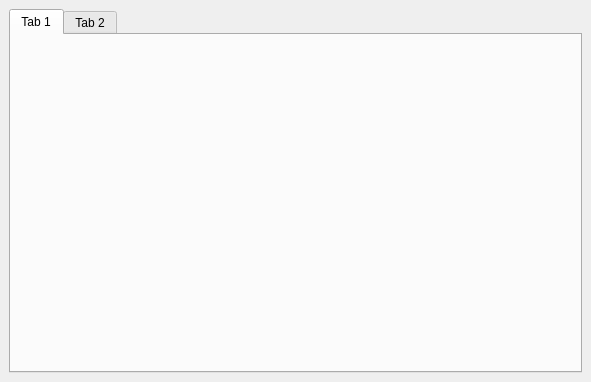
Before: the Qt Designer form MainVentana.ui in joaconigro/QCalc, drawn with Qt 5.
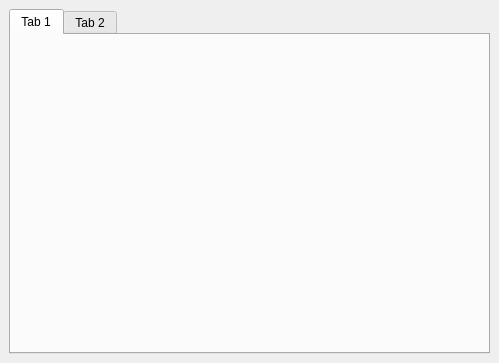
After: the same form once the commit is applied. The open tabs and pages were chosen to show the change.

Diff of the .ui file:
```diff
--- a/MainVentana.ui
+++ b/MainVentana.ui
@@ -6,12 +6,12 @@
    <rect>
     <x>0</x>
     <y>0</y>
-    <width>591</width>
-    <height>382</height>
+    <width>499</width>
+    <height>363</height>
    </rect>
   </property>
   <property name="sizePolicy">
-   <sizepolicy hsizetype="Expanding" vsizetype="Expanding">
+   <sizepolicy hsizetype="MinimumExpanding" vsizetype="MinimumExpanding">
     <horstretch>0</horstretch>
     <verstretch>0</verstretch>
    </sizepolicy>
@@ -23,6 +23,12 @@
    <layout class="QVBoxLayout" name="verticalLayout">
     <item>
      <widget class="QTabWidget" name="tabWidget">
+      <property name="tabPosition">
+       <enum>QTabWidget::North</enum>
+      </property>
+      <property name="tabShape">
+       <enum>QTabWidget::Rounded</enum>
+      </property>
       <property name="currentIndex">
        <number>1</number>
       </property>
```
Left out of the diff: 6 changed lines with no effect on the pictures.
